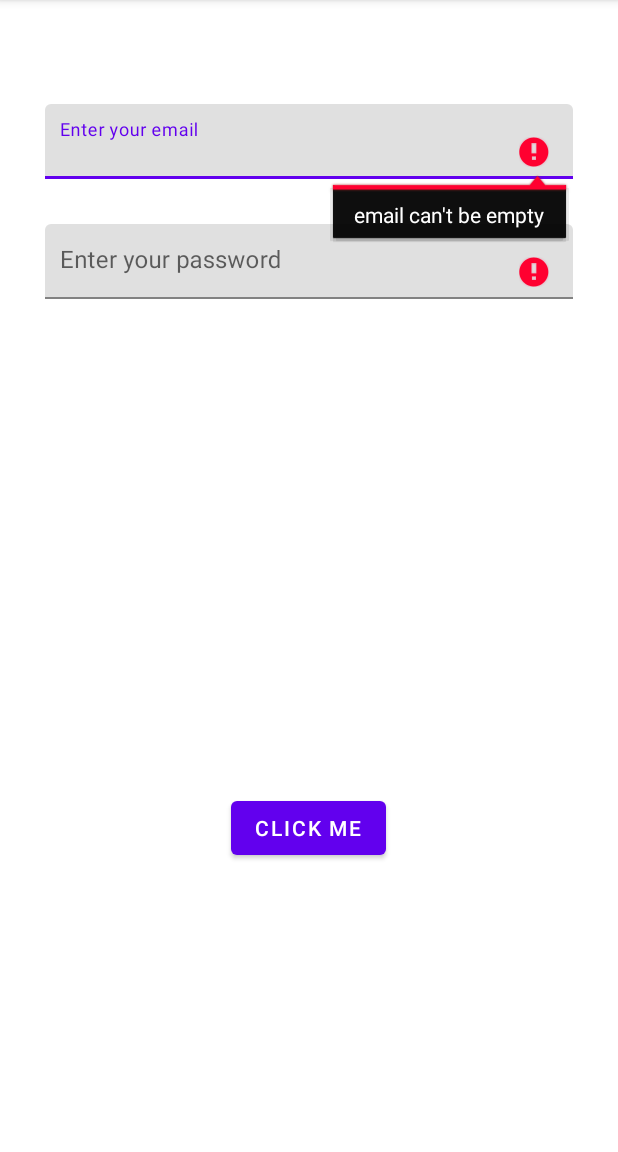
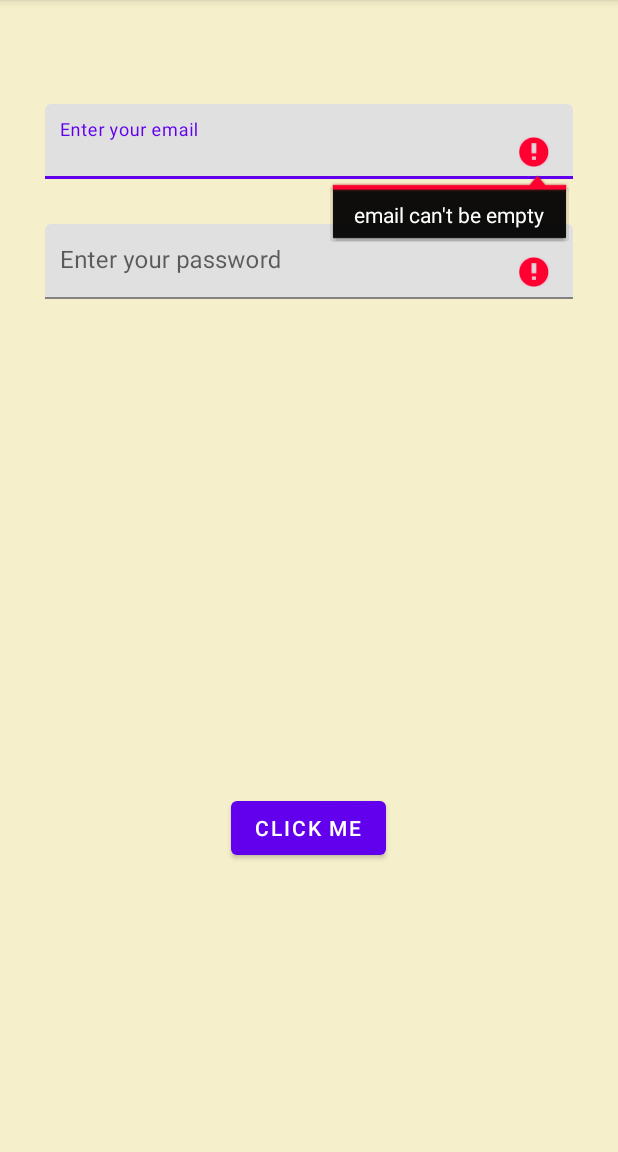
Before and after one commit to kal1mor/AndroidHomeWork, an Android app: the screen it shows after launch (MainActivity), after a tap on "CLICK ME", on a phone screen of 412 x 824 dp, the part 84-1236 px from its top. Run offline under Robolectric (Android 15) with nearby library versions, the light colour scheme and no system bars.

Commit message:
edit android homework 3

```diff
--- a/app/src/main/java/com/example/androidhomework/MainActivity.kt
+++ b/app/src/main/java/com/example/androidhomework/MainActivity.kt
@@ -25,11 +25,21 @@
 
         btnLog.setOnClickListener{
 
-            if(tet_text1.text.toString().isEmpty()){
+            if(tet_text1.text.toString().isEmpty()&&tet_text2.text.toString().isEmpty()){
                 tel1.setErrorIconDrawable(R.drawable.ic_error)
                 tet_text1.error = getString(R.string.email_cant_be_empty)
-            }
-            if (tet_text2.text.toString().isEmpty()){
+                tel2.setErrorIconDrawable(R.drawable.ic_error)
+                tel2.isPasswordVisibilityToggleEnabled = false
+                tet_text2.error = getString(R.string.password_cant_be_empty)
+
+            } else if (tet_text1.text.toString().isEmpty()){
+
+                tel1.setErrorIconDrawable(R.drawable.ic_error)
+                tet_text1.error = getString(R.string.email_cant_be_empty)
+                tel2.isPasswordVisibilityToggleEnabled = true
+
+            }else if(tet_text2.text.toString().isEmpty()){
+
                 tel2.setErrorIconDrawable(R.drawable.ic_error)
                 tel2.isPasswordVisibilityToggleEnabled = false
                 tet_text2.error = getString(R.string.password_cant_be_empty)
@@ -39,7 +49,7 @@
 
                 val dialog = AlertDialog.Builder(this)
                     .setTitle(getString(R.string.information))
-                    .setMessage("${tet_text1.text.toString()} ${tet_text2.text.toString()}")
+                    .setMessage("Login: ${tet_text1.text.toString()} \nPassword: ${tet_text2.text.toString()}")
                     .setCancelable(true)
                     .setPositiveButton(getString(R.string.ok)){ dialog, _ ->
                         dialog.cancel()
--- a/app/src/main/res/layout/activity_main.xml
+++ b/app/src/main/res/layout/activity_main.xml
@@ -4,6 +4,7 @@
     xmlns:tools="http://schemas.android.com/tools"
     android:layout_width="match_parent"
     android:layout_height="match_parent"
+    android:background="@color/cream"
     tools:context=".MainActivity">
 
     <com.google.android.material.textfield.TextInputLayout
--- a/app/src/main/res/values/colors.xml
+++ b/app/src/main/res/values/colors.xml
@@ -7,4 +7,6 @@
     <color name="teal_700">#FF018786</color>
     <color name="black">#FF000000</color>
     <color name="white">#FFFFFFFF</color>
+    <color name="blue">#ced8f5</color>
+    <color name="cream">#f5efcb</color>
 </resources>
```
